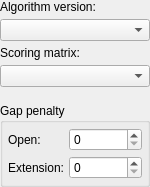
Before: the Qt Designer form src/plugins/smith_waterman/src/PairwiseAlignmentSmithWatermanOptionsPanelMainWidget.ui in ugeneunipro/ugene, drawn with Qt 5.
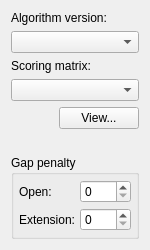
After: the same form once the commit is applied.

Commit message: UGENE-7990 Smith-Waterman should have the same parameters in SV and AE

Patch:
```diff
--- a/src/plugins/smith_waterman/src/PairwiseAlignmentSmithWatermanOptionsPanelMainWidget.ui
+++ b/src/plugins/smith_waterman/src/PairwiseAlignmentSmithWatermanOptionsPanelMainWidget.ui
@@ -7,22 +7,13 @@
     <x>0</x>
     <y>0</y>
     <width>150</width>
-    <height>187</height>
+    <height>250</height>
    </rect>
   </property>
   <property name="windowTitle">
    <string>Form</string>
   </property>
   <layout class="QVBoxLayout" name="verticalLayout">
-   <property name="spacing">
-    <number>5</number>
-   </property>
-   <property name="sizeConstraint">
-    <enum>QLayout::SetMinAndMaxSize</enum>
-   </property>
-   <property name="margin">
-    <number>0</number>
-   </property>
    <item>
     <widget class="QLabel" name="algorithmVersionLabel">
      <property name="text">
@@ -43,6 +34,30 @@
    <item>
     <widget class="QComboBox" name="scoringMatrix"/>
    </item>
+   <item>
+    <layout class="QHBoxLayout" name="horizontalLayout">
+     <item>
+      <spacer name="horizontalSpacer">
+       <property name="orientation">
+        <enum>Qt::Horizontal</enum>
+       </property>
+       <property name="sizeHint" stdset="0">
+        <size>
+         <width>40</width>
+         <height>20</height>
+        </size>
+       </property>
+      </spacer>
+     </item>
+     <item>
+      <widget class="QPushButton" name="pbView">
+       <property name="text">
+        <string>View...</string>
+       </property>
+      </widget>
+     </item>
+    </layout>
+   </item>
    <item>
     <spacer name="gapGroupSpacer">
      <property name="orientation">
```
Left out of the diff: 2 changed lines with no effect on the pictures. The commit also changes 8 other files.
